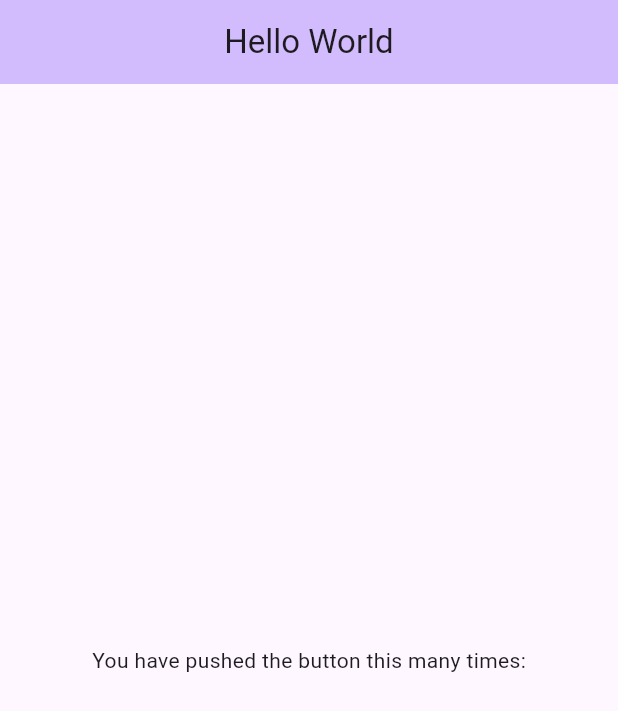
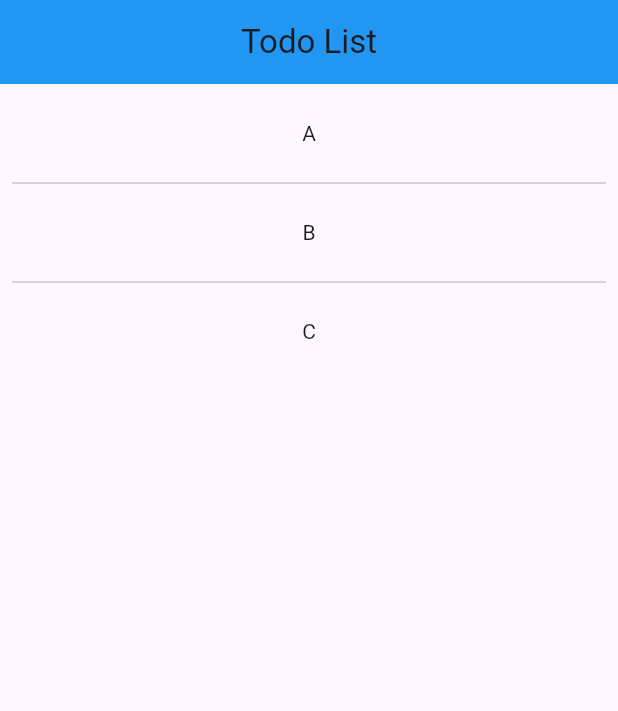
Before and after one commit to katakatahanahana/todo_new, a Flutter app: the screen it shows after launch, on a phone screen of 412 x 824 dp. Shown: the top 711 px of the screen. Run offline on Flutter 3.47's test engine with Material 3 defaults, Android fonts, the phone set to English and light mode, and no system bars.

Commit message:
リスト表示

```diff
--- a/lib/main.dart
+++ b/lib/main.dart
@@ -1,4 +1,6 @@
 import 'package:flutter/material.dart';
+
+final List<String> entries = <String>['A', 'B', 'C'];
 
 void main() {
   runApp(const MyApp());
@@ -7,7 +9,6 @@ void main() {
 class MyApp extends StatelessWidget {
   const MyApp({super.key});
 
-  // This widget is the root of your application.
   @override
   Widget build(BuildContext context) {
     return MaterialApp(
@@ -36,18 +37,19 @@ class _MyHomePageState extends State<MyHomePage> {
     return Scaffold(
       appBar: AppBar(
         centerTitle: true,
-        backgroundColor: Theme.of(context).colorScheme.inversePrimary,
-        title: Text('Hello World'),
+        backgroundColor: Colors.blue,
+        title: Text('Todo List'),
       ),
-      body: const Center(
-        child: Column(
-          mainAxisAlignment: MainAxisAlignment.center,
-          children: <Widget>[
-            Text(
-              'You have pushed the button this many times:',
-            ),
-          ],
-        ),
+      body: ListView.separated(
+        padding: const EdgeInsets.all(8),
+        itemCount: entries.length,
+        itemBuilder: (BuildContext context, int index) {
+          return Container(
+            height: 50,
+            child: Center(child: Text(entries[index])),
+          );
+        },
+        separatorBuilder: (BuildContext context, int index) => const Divider(),
       ),
     );
   }
```
